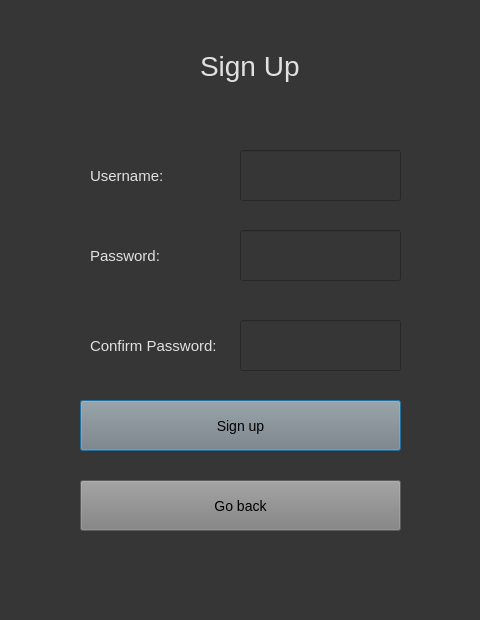
The window that create.ui (ReiZedlav/CC15---ELISTA) describes before a commit, drawn with Qt 5.
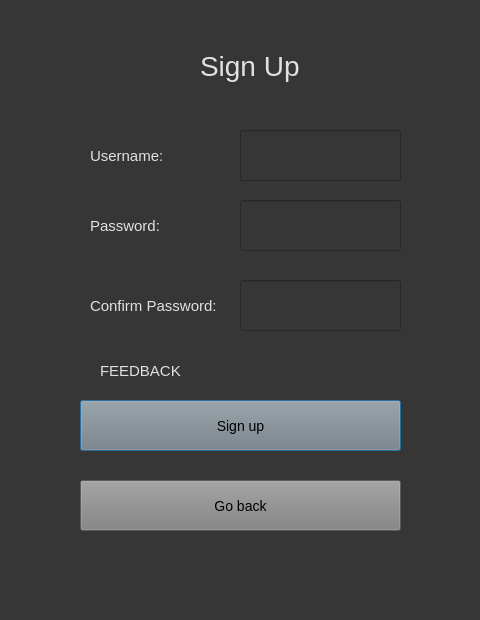
The same window after the commit.

Commit message: Added strong password feature

Diff of the .ui file:
```diff
--- a/create.ui
+++ b/create.ui
@@ -36,7 +36,7 @@
    <property name="geometry">
     <rect>
      <x>90</x>
-     <y>150</y>
+     <y>130</y>
      <width>111</width>
      <height>51</height>
     </rect>
@@ -53,7 +53,7 @@
    <property name="geometry">
     <rect>
      <x>90</x>
-     <y>320</y>
+     <y>280</y>
      <width>131</width>
      <height>51</height>
     </rect>
@@ -69,7 +69,7 @@
    <property name="geometry">
     <rect>
      <x>240</x>
-     <y>150</y>
+     <y>130</y>
      <width>161</width>
      <height>51</height>
     </rect>
@@ -85,7 +85,7 @@
    <property name="geometry">
     <rect>
      <x>240</x>
-     <y>320</y>
+     <y>280</y>
      <width>161</width>
      <height>51</height>
     </rect>
@@ -117,7 +117,7 @@
    <property name="geometry">
     <rect>
      <x>90</x>
-     <y>230</y>
+     <y>200</y>
      <width>131</width>
      <height>51</height>
     </rect>
@@ -133,7 +133,7 @@
    <property name="geometry">
     <rect>
      <x>240</x>
-     <y>230</y>
+     <y>200</y>
      <width>161</width>
      <height>51</height>
     </rect>
@@ -161,6 +161,22 @@
     <string>Go back</string>
    </property>
   </widget>
+  <widget class="QLabel" name="feedbackLabel">
+   <property name="geometry">
+    <rect>
+     <x>100</x>
+     <y>355</y>
+     <width>291</width>
+     <height>31</height>
+    </rect>
+   </property>
+   <property name="styleSheet">
+    <string notr="true">color: rgb(225,225,225); font-size: 15px;</string>
+   </property>
+   <property name="text">
+    <string>FEEDBACK</string>
+   </property>
+  </widget>
  </widget>
  <resources/>
  <connections/>
```
The commit also changes 1 other file.
